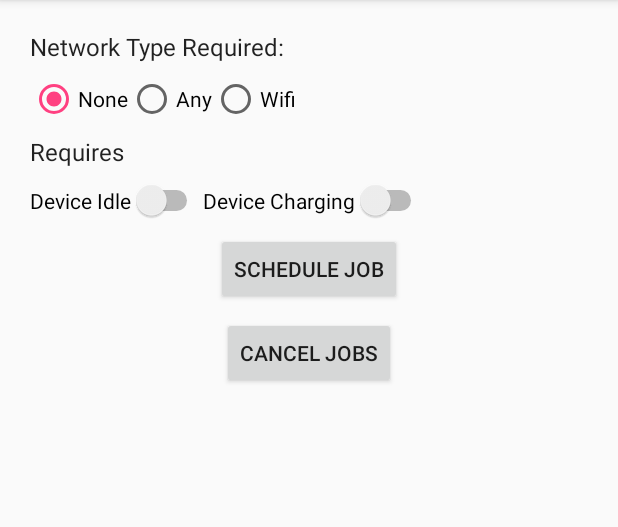
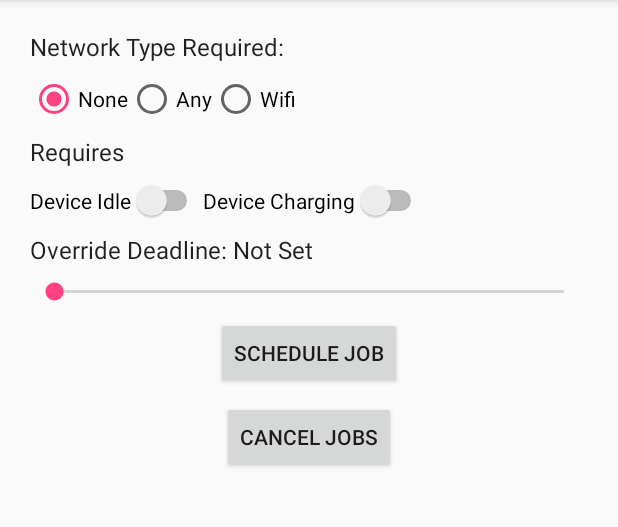
Before and after one commit to nishank95/AAD-Practice, an Android app: the screen it shows after launch (MainActivity), after a tap on "SCHEDULE JOB", on a phone screen of 412 x 824 dp, the part 84-611 px from its top. Run offline under Robolectric (Android 15) with nearby library versions, the phone set to English and light mode, and no system bars.

Commit message:
Add Seek Bar Time Constraint

```diff
--- a/NotificationScheduler/app/src/main/java/com/android/example/notificationscheduler/MainActivity.java
+++ b/NotificationScheduler/app/src/main/java/com/android/example/notificationscheduler/MainActivity.java
@@ -23,13 +23,17 @@ import android.os.Bundle;
 import android.support.v7.app.AppCompatActivity;
 import android.view.View;
 import android.widget.RadioGroup;
+import android.widget.SeekBar;
 import android.widget.Switch;
+import android.widget.TextView;
 import android.widget.Toast;
 
 public class MainActivity extends AppCompatActivity {
 
     private static final int JOB_ID = 0;
     private JobScheduler mScheduler;
+    private SeekBar mSeekBar;
+
 
     //Switches for setting job options
     private Switch mDeviceIdleSwitch;
@@ -41,6 +45,28 @@ public class MainActivity extends AppCompatActivity {
         setContentView(R.layout.activity_main);
         mDeviceIdleSwitch = findViewById(R.id.idleSwitch);
         mDeviceChargingSwitch = findViewById(R.id.chargingSwitch);
+        mSeekBar = findViewById(R.id.seekBar);
+        final TextView seekBarProgress = findViewById(R.id.seekBarProgress);
+        mSeekBar.setOnSeekBarChangeListener(new SeekBar.OnSeekBarChangeListener() {
+            @Override
+            public void onProgressChanged(SeekBar seekBar, int i, boolean b) {
+                if (i > 0){
+                    seekBarProgress.setText(i + " s");
+                }else {
+                    seekBarProgress.setText("Not Set");
+                }
+            }
+
+            @Override
+            public void onStartTrackingTouch(SeekBar seekBar) {
+
+            }
+
+            @Override
+            public void onStopTrackingTouch(SeekBar seekBar) {
+
+            }
+        });
 
     }
 
@@ -53,7 +79,10 @@ public class MainActivity extends AppCompatActivity {
         int selectedNetworkID = networkOptions.getCheckedRadioButtonId();
         // initialize mScheduler
         mScheduler = (JobScheduler) getSystemService(JOB_SCHEDULER_SERVICE);
-
+        // create an int to store the seek bar's progress
+        int seekBarInteger = mSeekBar.getProgress();
+        // create a boolean variable that's true if the seek bar has an integer value greater than 0
+        boolean seekBarSet = seekBarInteger > 0;
 
         // create an integer variable for the selected network option.
         // Set the variable to the default network option, which is NETWORK_TYPE_NONE
@@ -79,9 +108,14 @@ public class MainActivity extends AppCompatActivity {
                 .setRequiredNetworkType(selectedNetworkOption)
                 .setRequiresDeviceIdle(mDeviceIdleSwitch.isChecked())
                 .setRequiresCharging(mDeviceChargingSwitch.isChecked());
+        //  if seekBarSet is true, call setOverrideDeadline() on the JobInfo.Builder
+        if (seekBarSet) {
+            // The parameter is in milliseconds, and you want the user to set the deadline in seconds
+            builder.setOverrideDeadline(seekBarInteger * 1000);
+        }
         // code that sets constraintSet to consider the new constraints
         boolean constraintSet = (selectedNetworkOption != JobInfo.NETWORK_TYPE_NONE)
-                || mDeviceChargingSwitch.isChecked() || mDeviceIdleSwitch.isChecked();
+                || mDeviceChargingSwitch.isChecked() || mDeviceIdleSwitch.isChecked() || seekBarSet;
         // Call schedule() on the JobScheduler object. Use the build() method to pass in the JobInfo object.
         if(constraintSet) {
             //Schedule the job and notify the user
--- a/NotificationScheduler/app/src/main/res/layout/activity_main.xml
+++ b/NotificationScheduler/app/src/main/res/layout/activity_main.xml
@@ -66,6 +66,32 @@
             android:id="@+id/chargingSwitch"/>
     </LinearLayout>
 
+    <LinearLayout
+        android:layout_width="match_parent"
+        android:layout_height="wrap_content"
+        android:orientation="horizontal"
+        android:layout_margin="4dp">
+        <TextView
+            android:layout_width="wrap_content"
+            android:layout_height="wrap_content"
+            android:text="Override Deadline: "
+            android:id="@+id/seekBarLabel"
+            android:textAppearance="@style/TextAppearance.AppCompat.Subhead"/>
+        <TextView
+            android:layout_width="wrap_content"
+            android:layout_height="wrap_content"
+            android:text="Not Set"
+            android:id="@+id/seekBarProgress"
+            android:textAppearance="@style/TextAppearance.AppCompat.Subhead"/>
+
+    </LinearLayout>
+
+    <android.support.v7.widget.AppCompatSeekBar
+        android:layout_width="match_parent"
+        android:layout_height="wrap_content"
+        android:id="@+id/seekBar"
+        android:layout_margin="4dp"/>
+
     <Button
         android:layout_width="wrap_content"
         android:layout_height="wrap_content"
```
Also changed, not shown: 60 other files.
